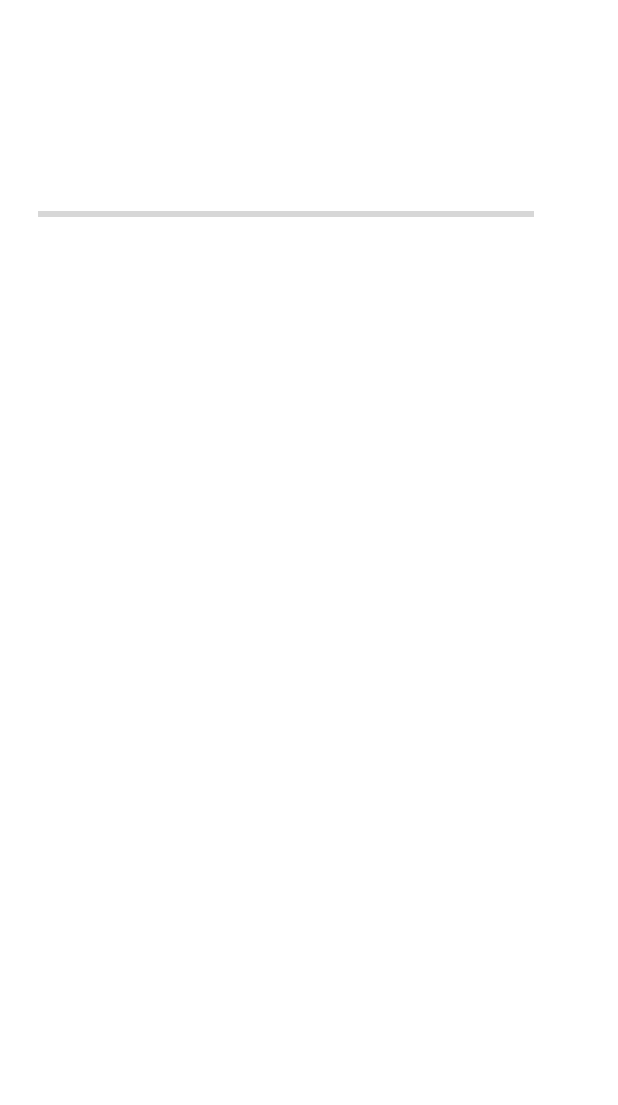
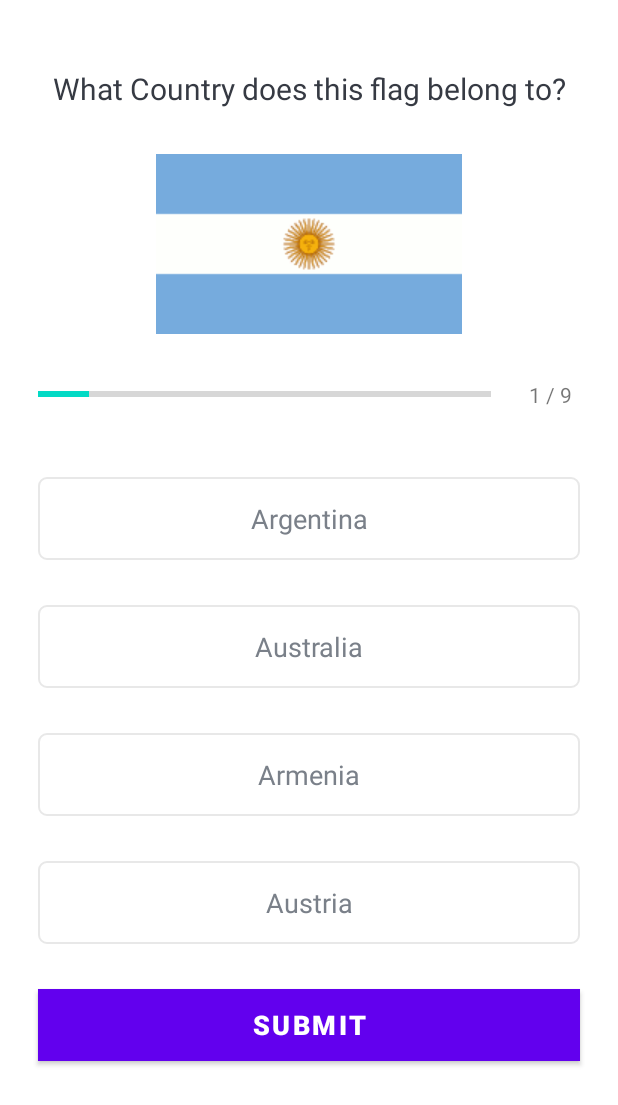
Before and after one commit to koolunkle/QuizApp, an Android app: the QuestionActivity screen opened directly, with no data from a screen before it, on a phone screen of 412 x 824 dp. Shown: the top 1105 px of the screen. Run offline under Robolectric (Android 15) with nearby library versions, the phone set to English and light mode, and no system bars; our stand-ins replace data binding.

Commit message:
Question UI 세팅 (2)

```diff
--- a/app/src/main/java/com/udemy/quizapp/QuestionActivity.kt
+++ b/app/src/main/java/com/udemy/quizapp/QuestionActivity.kt
@@ -19,6 +19,23 @@ class QuestionActivity : AppCompatActivity() {
     private fun getQuestionList() {
         val questionList = Constants.getQuestion()
         Log.i("question list size is", "${questionList.size}")
+
+        for (i in questionList) {
+            Log.e("Questions", i.question)
+        }
+
+        val currentPosition = 1
+        val question: Question = questionList[currentPosition - 1]
+
+        binding.ivFlag.setImageResource(question.image)
+        binding.progressBar.progress = currentPosition
+        binding.tvProgress.text =
+            resources.getString(R.string.tv_progress, currentPosition, binding.progressBar.max)
+        binding.tvQuestion.text = question.question
+        binding.tvFirstOption.text = question.firstOption
+        binding.tvSecondOption.text = question.secondOption
+        binding.tvThirdOption.text = question.thirdOption
+        binding.tvFourthOption.text = question.fourthOption
     }
 
 }
--- /dev/null
+++ b/app/src/main/res/drawable/default_option_border_bg.xml
@@ -0,0 +1,11 @@
+<?xml version="1.0" encoding="utf-8"?>
+<shape xmlns:android="http://schemas.android.com/apk/res/android"
+    android:shape="rectangle">
+    <stroke
+        android:width="1dp"
+        android:color="#E8E8E8" />
+
+    <solid android:color="@android:color/white" />
+
+    <corners android:radius="5dp" />
+</shape>
--- a/app/src/main/res/layout/activity_question.xml
+++ b/app/src/main/res/layout/activity_question.xml
@@ -65,6 +65,85 @@
                 app:layout_constraintTop_toTopOf="@id/progress_bar"
                 tools:text="0/9" />
 
+            <TextView
+                android:id="@+id/tv_first_option"
+                android:layout_width="match_parent"
+                android:layout_height="wrap_content"
+                android:layout_marginHorizontal="10dp"
+                android:layout_marginTop="30dp"
+                android:background="@drawable/default_option_border_bg"
+                android:gravity="center"
+                android:padding="15dp"
+                android:textColor="@color/gray"
+                android:textSize="18sp"
+                app:layout_constraintEnd_toEndOf="parent"
+                app:layout_constraintStart_toStartOf="parent"
+                app:layout_constraintTop_toBottomOf="@+id/progress_bar"
+                tools:text="Apple" />
+
+            <TextView
+                android:id="@+id/tv_second_option"
+                android:layout_width="match_parent"
+                android:layout_height="wrap_content"
+                android:layout_marginHorizontal="10dp"
+                android:layout_marginTop="30dp"
+                android:background="@drawable/default_option_border_bg"
+                android:gravity="center"
+                android:padding="15dp"
+                android:textColor="@color/gray"
+                android:textSize="18sp"
+                app:layout_constraintEnd_toEndOf="parent"
+                app:layout_constraintStart_toStartOf="parent"
+                app:layout_constraintTop_toBottomOf="@+id/tv_first_option"
+                tools:text="Banana" />
+
+            <TextView
+                android:id="@+id/tv_third_option"
+                android:layout_width="match_parent"
+                android:layout_height="wrap_content"
+                android:layout_marginHorizontal="10dp"
+                android:layout_marginTop="30dp"
+                android:background="@drawable/default_option_border_bg"
+                android:gravity="center"
+                android:padding="15dp"
+                android:textColor="@color/gray"
+                android:textSize="18sp"
+                app:layout_constraintEnd_toEndOf="parent"
+                app:layout_constraintStart_toStartOf="parent"
+                app:layout_constraintTop_toBottomOf="@+id/tv_second_option"
+                tools:text="Citron" />
+
+            <TextView
+                android:id="@+id/tv_fourth_option"
+                android:layout_width="match_parent"
+                android:layout_height="wrap_content"
+                android:layout_marginHorizontal="10dp"
+                android:layout_marginTop="30dp"
+                android:background="@drawable/default_option_border_bg"
+                android:gravity="center"
+                android:padding="15dp"
+                android:textColor="@color/gray"
+                android:textSize="18sp"
+                app:layout_constraintEnd_toEndOf="parent"
+                app:layout_constraintStart_toStartOf="parent"
+                app:layout_constraintTop_toBottomOf="@+id/tv_third_option"
+                tools:text="Dragon Fruit" />
+
+            <Button
+                android:id="@+id/btn_submit"
+                android:layout_width="match_parent"
+                android:layout_height="wrap_content"
+                android:layout_marginHorizontal="10dp"
+                android:layout_marginTop="30dp"
+                android:background="@color/design_default_color_primary"
+                android:text="@string/btn_submit"
+                android:textColor="@color/white"
+                android:textSize="18sp"
+                android:textStyle="bold"
+                app:layout_constraintEnd_toEndOf="parent"
+                app:layout_constraintStart_toStartOf="parent"
+                app:layout_constraintTop_toBottomOf="@id/tv_fourth_option" />
+
         </androidx.constraintlayout.widget.ConstraintLayout>
 
     </ScrollView>
--- a/app/src/main/res/values/strings.xml
+++ b/app/src/main/res/values/strings.xml
@@ -8,4 +8,6 @@
     <string name="txt_start">Start</string>
     <string name="txt_question">What Country does this flag belong to?</string>
     <string name="iv_flag">Flag Image</string>
+    <string name="btn_submit">Submit</string>
+    <string name="tv_progress">%d / %d</string>
 </resources>
```
